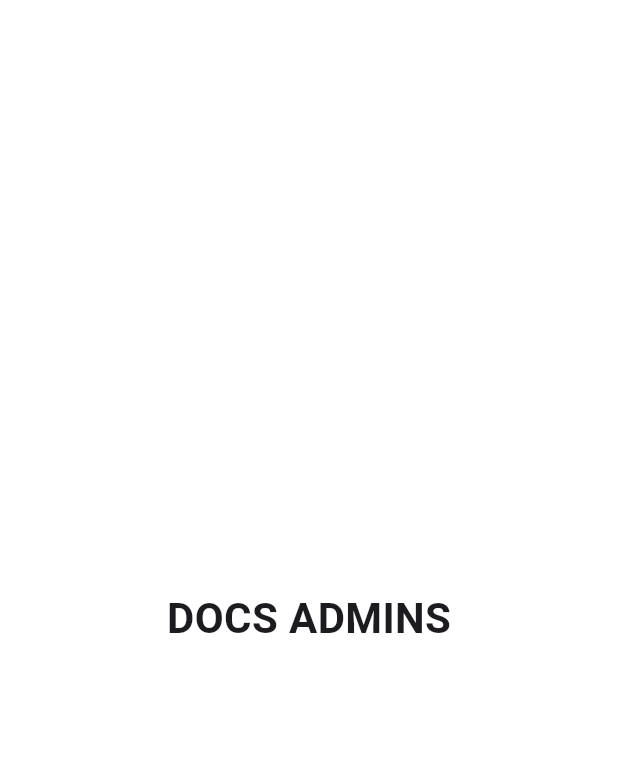
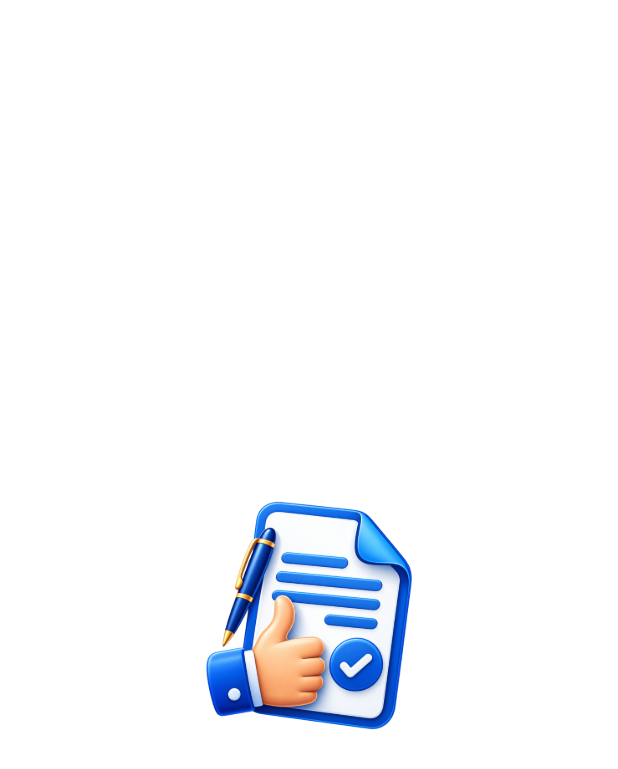
Before and after one commit to NMVG-pixel/MyApp, a Flutter app: the screen it shows after launch, on a phone screen of 412 x 824 dp. Shown: the top 769 px of the screen. Run offline on Flutter 3.47's test engine with Material 3 defaults, Android fonts, the light colour scheme and no system bars.

Commit message:
Ajout du Splash Screen et du logo

```diff
--- a/lib/views/splash_view.dart
+++ b/lib/views/splash_view.dart
@@ -1,4 +1,5 @@
 import 'dart:async';
+
 import 'package:flutter/material.dart';
 
 class SplashView extends StatefulWidget {
@@ -31,8 +32,6 @@ class _SplashViewState extends State<SplashView>
 
     Timer(const Duration(seconds: 2), () {
       if (!mounted) return;
-
-
     });
   }
 
@@ -49,12 +48,9 @@ class _SplashViewState extends State<SplashView>
       body: Center(
         child: ScaleTransition(
           scale: _animation,
-          child: const Text(
-            'DOCS ADMINS',
-            style: TextStyle(
-              fontSize: 28,
-              fontWeight: FontWeight.bold,
-            ),
+          child: Image.asset(
+            'assets/images/logo.png',
+            width: 180,
           ),
         ),
       ),
```
Also changed, not shown: pubspec.yaml (+3 -7 lines).
